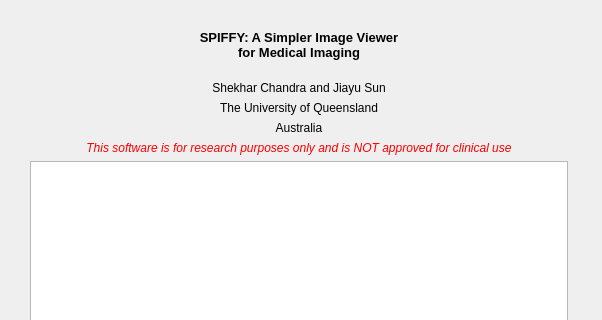
Old version of the form ui/about.ui in the repository jiayusun/spiffy; both pictures show x 0 to 602 and y 0 to 320 of the 602 by 609 pixel window.
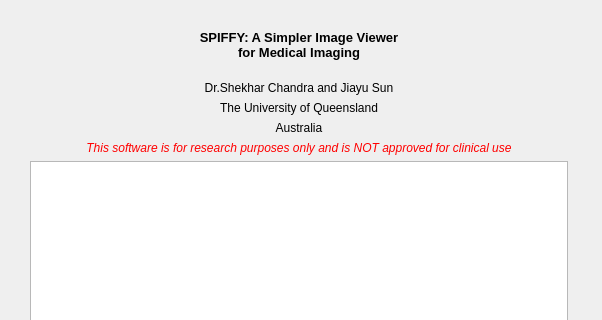
New version of the form. Icons and pictures are not drawn.

Commit message: link window and pixel value

What changed in the file:
```diff
--- a/ui/about.ui
+++ b/ui/about.ui
@@ -61,7 +61,7 @@
     <item>
      <widget class="QLabel" name="lblAuthor">
       <property name="text">
-       <string>Shekhar Chandra and Jiayu Sun</string>
+       <string>Dr.Shekhar Chandra and Jiayu Sun</string>
       </property>
       <property name="alignment">
        <set>Qt::AlignCenter</set>
```
The commit also changes 4 other files.
